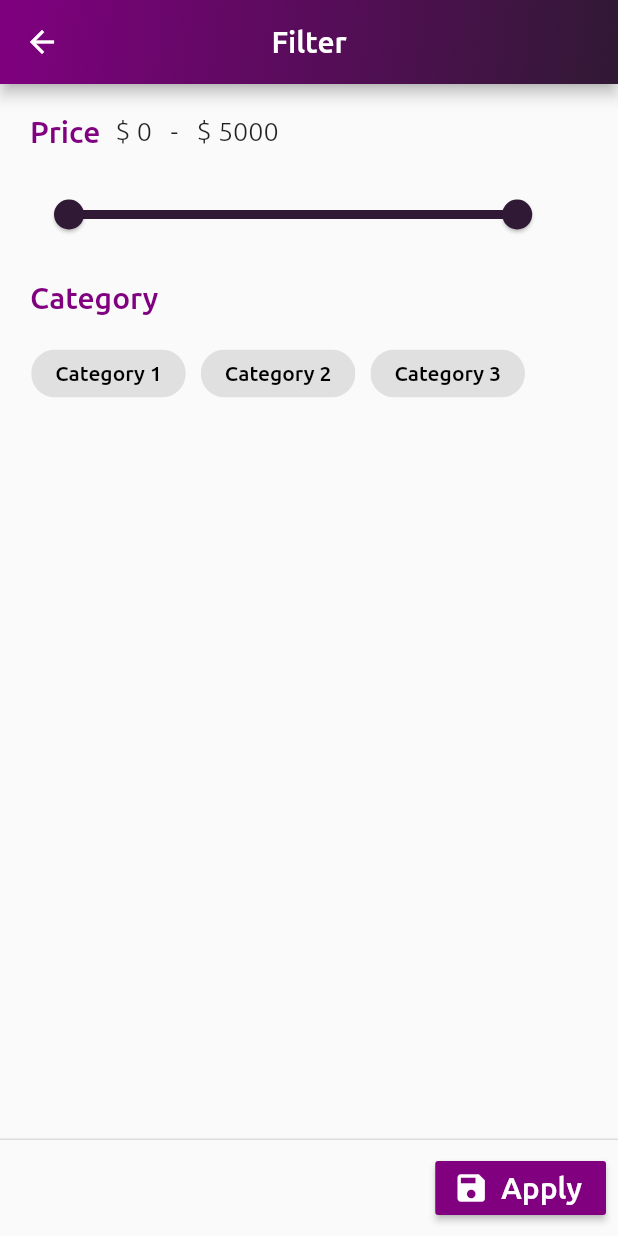
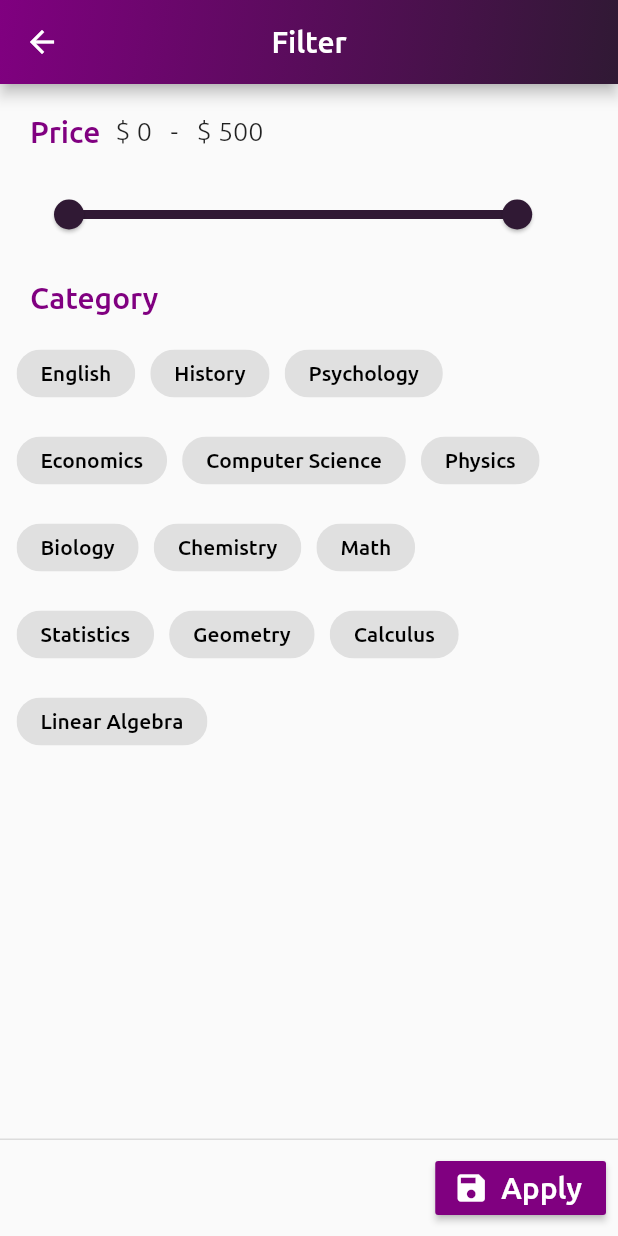
Before and after one commit to charlesjin123/CougarBooksMobile, a Flutter app: the FilterScreen screen opened directly, on a phone screen of 412 x 824 dp. Run offline on Flutter 3.47's test engine with Material 2 defaults, Android fonts, the phone set to English and light mode, and no system bars; our stand-ins replace camera, device_preview, firebase_auth, firebase_core, firebase_database, firebase_storage and 1 more; missing offline and left inert: location_permissions; accounts and stored records are empty; network calls fail.

Commit message:
changes for competitoin

```diff
--- a/lib/data/LocalDB.dart
+++ b/lib/data/LocalDB.dart
@@ -7,7 +7,7 @@ class LocalDB {
   static double latitude = 0;
 
   static double min = 0;
-  static double max = 5000;
+  static double max = 500;
   static double minDist = 0;
   static double maxDist = 5000;
   static double minPostDist = 0;
--- a/lib/screens/filterScreen.dart
+++ b/lib/screens/filterScreen.dart
@@ -9,11 +9,21 @@ class FilterScreen extends StatefulWidget {
 
 class _FilterScreenState extends State<FilterScreen> {
   RangeValues _priceRange = RangeValues(LocalDB.min, LocalDB.max);
-  RangeValues _distanceRange = RangeValues(LocalDB.minDist, LocalDB.maxDist);
+  //RangeValues _distanceRange = RangeValues(LocalDB.minDist, LocalDB.maxDist);
   List<String> _categories = [
-    'Category 1',
-    'Category 2',
-    'Category 3',
+    'English',
+    'History',
+    'Psychology',
+    'Economics',
+    'Computer Science',
+    'Physics',
+    'Biology',
+    'Chemistry',
+    'Math',
+    'Statistics',
+    'Geometry',
+    'Calculus',
+    'Linear Algebra',
   ];
   //List<String> _selectedCategories = [];
   //List<int> _selectedRating = [5, 3, 2];
@@ -71,7 +81,7 @@ class _FilterScreenState extends State<FilterScreen> {
                 child: RangeSlider(
                   divisions: 500,
                   min: 0,
-                  max: 5000,
+                  max: 500,
                   labels: RangeLabels('\$ ${_priceRange.start.round()}',
                       '\$ ${_priceRange.end.round()}'),
                   values: _priceRange,
@@ -85,6 +95,45 @@ class _FilterScreenState extends State<FilterScreen> {
                     });
                   },
                 ),
+              ),
+              Container(
+                  padding: const EdgeInsets.only(top: 20, left: 20),
+                  alignment: Alignment.centerLeft,
+                  child: Text(
+                    'Category',
+                    style: TextStyle(
+                      color: Theme.of(context).primaryColor,
+                      fontWeight: FontWeight.w500,
+                      fontSize: 20,
+                    ),
+                  )),
+              SizedBox(height: 10),
+              Wrap(
+                children: _categories
+                    .map(
+                      (e) => Padding(
+                        padding: const EdgeInsets.all(5.0),
+                        child: ActionChip(
+                          label: Text(e),
+                          onPressed: () {
+                            setState(() {
+                              LocalDB.selectedCategories.contains(e)
+                                  ? LocalDB.selectedCategories.remove(e)
+                                  : LocalDB.selectedCategories.add(e);
+                            });
+                          },
+                          labelStyle: TextStyle(
+                              color: LocalDB.selectedCategories.contains(e)
+                                  ? Colors.white
+                                  : Colors.black),
+                          padding: EdgeInsets.all(8),
+                          backgroundColor: LocalDB.selectedCategories.contains(e)
+                              ? Theme.of(context).accentColor
+                              : Colors.grey[300],
+                        ),
+                      ),
+                    )
+                    .toList(),
               ),
               // Container(
               //     padding: const EdgeInsets.only(top: 20, left: 20),
@@ -127,45 +176,6 @@ class _FilterScreenState extends State<FilterScreen> {
               //     },
               //   ),
               // ),
-              Container(
-                  padding: const EdgeInsets.only(top: 20, left: 20),
-                  alignment: Alignment.centerLeft,
-                  child: Text(
-                    'Category',
-                    style: TextStyle(
-                      color: Theme.of(context).primaryColor,
-                      fontWeight: FontWeight.w500,
-                      fontSize: 20,
-                    ),
-                  )),
-              SizedBox(height: 10),
-              Wrap(
-                children: _categories
-                    .map(
-                      (e) => Padding(
-                        padding: const EdgeInsets.all(5.0),
-                        child: ActionChip(
-                          label: Text(e),
-                          onPressed: () {
-                            setState(() {
-                              LocalDB.selectedCategories.contains(e)
-                                  ? LocalDB.selectedCategories.remove(e)
-                                  : LocalDB.selectedCategories.add(e);
-                            });
-                          },
-                          labelStyle: TextStyle(
-                              color: LocalDB.selectedCategories.contains(e)
-                                  ? Colors.white
-                                  : Colors.black),
-                          padding: EdgeInsets.all(8),
-                          backgroundColor: LocalDB.selectedCategories.contains(e)
-                              ? Theme.of(context).accentColor
-                              : Colors.grey[300],
-                        ),
-                      ),
-                    )
-                    .toList(),
-              ),
               // Container(
               //     padding: const EdgeInsets.only(top: 20, left: 20),
               //     alignment: Alignment.centerLeft,
--- a/lib/screens/splashScreen.dart
+++ b/lib/screens/splashScreen.dart
@@ -47,7 +47,7 @@ class _SplashScreenState extends State<SplashScreen> {
               height: 20,
             ),
             Center(
-                child: Text('Charles Sales',
+                child: Text('Cougar Books',
                     style: TextStyle(
                       fontSize: 20,
                       fontWeight: FontWeight.w500,
--- a/lib/screens/storeScreen.dart
+++ b/lib/screens/storeScreen.dart
@@ -88,7 +88,7 @@ class _StoreScreenState extends State<StoreScreen> {
                     ),
                   ),
                   //SizedBox(height: 125),
-                  HeaderTitle(text: 'Trending Products'),
+                  HeaderTitle(text: 'For You'),
                   Container(
                     height: 150,
                     margin: EdgeInsets.only(top: 10),
--- a/lib/widgets/editItemForm.dart
+++ b/lib/widgets/editItemForm.dart
@@ -34,9 +34,19 @@ class _EditItemState extends State<EditItemForm> {
   var imageURL;
 
   List<String> _categories = [
-    'Category 1',
-    'Category 2',
-    'Category 3',
+    'English',
+    'History',
+    'Psychology',
+    'Economics',
+    'Computer Science',
+    'Physics',
+    'Biology',
+    'Chemistry',
+    'Math',
+    'Statistics',
+    'Geometry',
+    'Calculus',
+    'Linear Algebra',
   ];
   List<dynamic> _selectedCategories;
 
@@ -77,11 +87,9 @@ class _EditItemState extends State<EditItemForm> {
                         MaterialPageRoute(builder: (context) => TakePictureScreen(camera: firstCamera)),
                       );
                       imageURL = newURL != null ? newURL : imageURL;
-                      setState(() {
-
-                      });
+                      setState(() {});
                     },
-                    child: Text("Add Image", style: TextStyle(fontSize: 20)),
+                    child: Text("Edit Image", style: TextStyle(fontSize: 20)),
                   ),
                 ),
                 InputTextField(
@@ -257,7 +265,7 @@ class TakePictureScreenState extends State<TakePictureScreen> {
   @override
   Widget build(BuildContext context) {
     return Scaffold(
-      appBar: AppBar(title: Text('Take a picture')),
+      appBar: AppBar(title: Text('Camera')),
       // Wait until the controller is initialized before displaying the
       // camera preview. Use a FutureBuilder to display a loading spinner
       // until the controller has finished initializing.
@@ -285,21 +293,21 @@ class TakePictureScreenState extends State<TakePictureScreen> {
 
             // Construct the path where the image should be saved using the
             // pattern package.
-            final path = join(
-              // Store the picture in the temp directory.
-              // Find the temp directory using the `path_provider` plugin.
-              (await getTemporaryDirectory()).path,
-              '${DateTime.now()}.png',
-            );
+            // final path = join(
+            //   // Store the picture in the temp directory.
+            //   // Find the temp directory using the `path_provider` plugin.
+            //   (await getTemporaryDirectory()).path,
+            //   '${DateTime.now()}.png',
+            // );
 
             // Attempt to take a picture and log where it's been saved.
-            await _controller.takePicture();
+            XFile picture = await _controller.takePicture();
 
             // If the picture was taken, display it on a new screen.
             String imageURL = await Navigator.push(
               context,
               MaterialPageRoute(
-                builder: (context) => DisplayPictureScreen(imagePath: path),
+                builder: (context) => DisplayPictureScreen(imagePath: picture.path),
               ),
             );
             Navigator.pop(context, imageURL);
@@ -321,7 +329,7 @@ class DisplayPictureScreen extends StatelessWidget {
   @override
   Widget build(BuildContext context) {
     return Scaffold(
-        appBar: AppBar(title: Text('Display the Picture')),
+        appBar: AppBar(title: Text('Camera')),
         // The image is stored as a file on the device. Use the `Image.file`
         // constructor with the given path to display the image.
         body: Column(
--- a/lib/widgets/editPostForm.dart
+++ b/lib/widgets/editPostForm.dart
@@ -1,7 +1,7 @@
 import 'dart:async';
 import 'dart:io';
 
-import 'package:camera/camera.dart';
+//import 'package:camera/camera.dart';
 import 'package:firebase_auth/firebase_auth.dart';
 import 'package:firebase_database/firebase_database.dart';
 import 'package:firebase_storage/firebase_storage.dart';
--- a/lib/widgets/editProfileForm.dart
+++ b/lib/widgets/editProfileForm.dart
@@ -1,7 +1,6 @@
 import 'dart:async';
 import 'dart:io';
 
-import 'package:camera/camera.dart';
 import 'package:firebase_auth/firebase_auth.dart';
 import 'package:firebase_database/firebase_database.dart';
 import 'package:firebase_storage/firebase_storage.dart';
--- a/lib/widgets/item.dart
+++ b/lib/widgets/item.dart
@@ -7,8 +7,8 @@ class Item {
   String uid;
   int timestamp;
   List<dynamic> category;
-  double longitude;
-  double latitude;
+  var longitude;
+  var latitude;
 
   Item(this.id, this.name, this.price, this.details, this.imageUrl, this.uid, this.timestamp, this.category, this.longitude, this.latitude);
 }
--- a/lib/widgets/productBanner.dart
+++ b/lib/widgets/productBanner.dart
@@ -42,7 +42,7 @@ class ProductBanner extends StatelessWidget {
             child: Padding(
               padding: const EdgeInsets.all(1.0),
               child: Text(
-                "\$" + item.price.toString() + "  " + item.name,
+                "\$" + item.price.toString() + "  " + (item.name.length > 25 ? item.name.substring(0, 25)+"..." : item.name),
                 style: TextStyle(fontWeight: FontWeight.w400),
               ),
             ),
--- a/lib/widgets/profileProducts.dart
+++ b/lib/widgets/profileProducts.dart
@@ -81,8 +81,8 @@ class _ProfileProductState extends State<ProfileProduct> {
             child: widget.image,
           ),
         ),
-        Text(widget.name, style: TextStyle(fontSize: 15)),
-        Text(widget.price, style: TextStyle(fontSize: 15)),
+        Text(widget.name.length > 30 ? widget.name.substring(0, 30)+"..." : widget.name, style: TextStyle(fontSize: 15)),
+        //Text(widget.price, style: TextStyle(fontSize: 15)),
       ],
     );
   }
--- a/pubspec.yaml
+++ b/pubspec.yaml
@@ -25,7 +25,7 @@ dependencies:
     sdk: flutter
   flutter_launcher_icons: ^0.9.0
   intl: ^0.17.0
-  video_player: ^0.10.11+2
+  # video_player: ^0.10.11+2
   device_preview: ^0.7.4
 
   firebase_core: ^1.3.0
```
Also changed, not shown: lib/screens/ItemDetailScreen.dart (+1 -33 lines), lib/screens/accountScreen.dart (+53 -139 lines), lib/screens/loginScreen.dart (+17 -15 lines), lib/screens/searchScreen.dart (+27 -20 lines), lib/screens/videoPlayerScreen.dart (+58 -58 lines), lib/widgets/itemHighlights.dart (+15 -15 lines), pubspec.lock, 1 other file.
